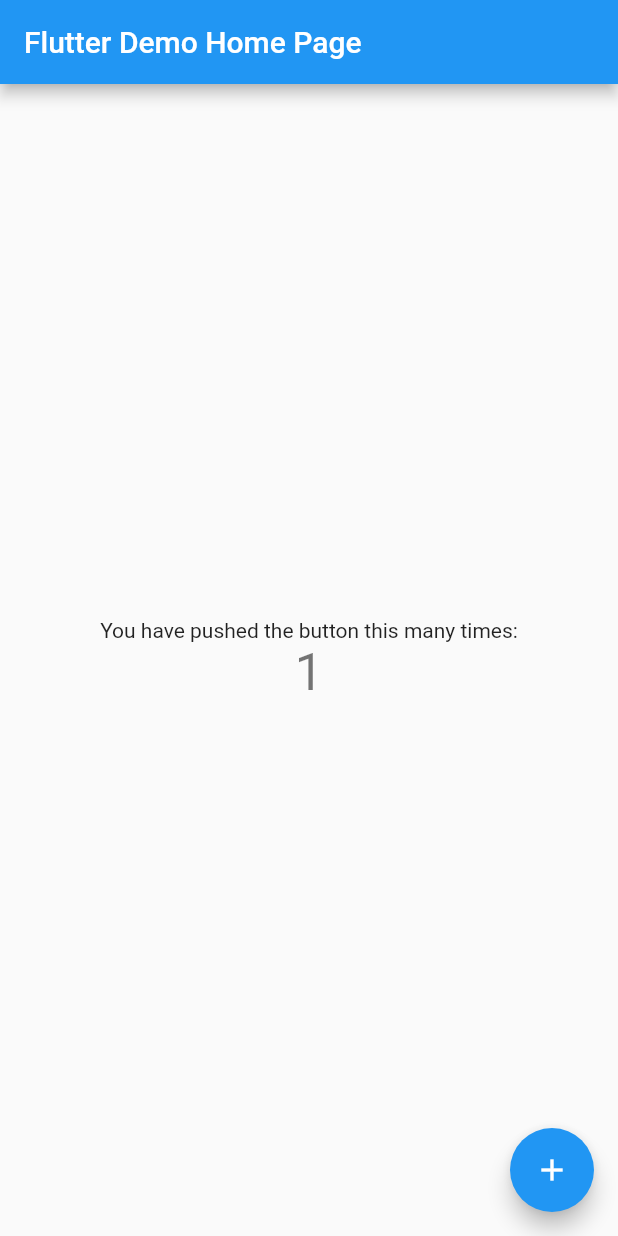
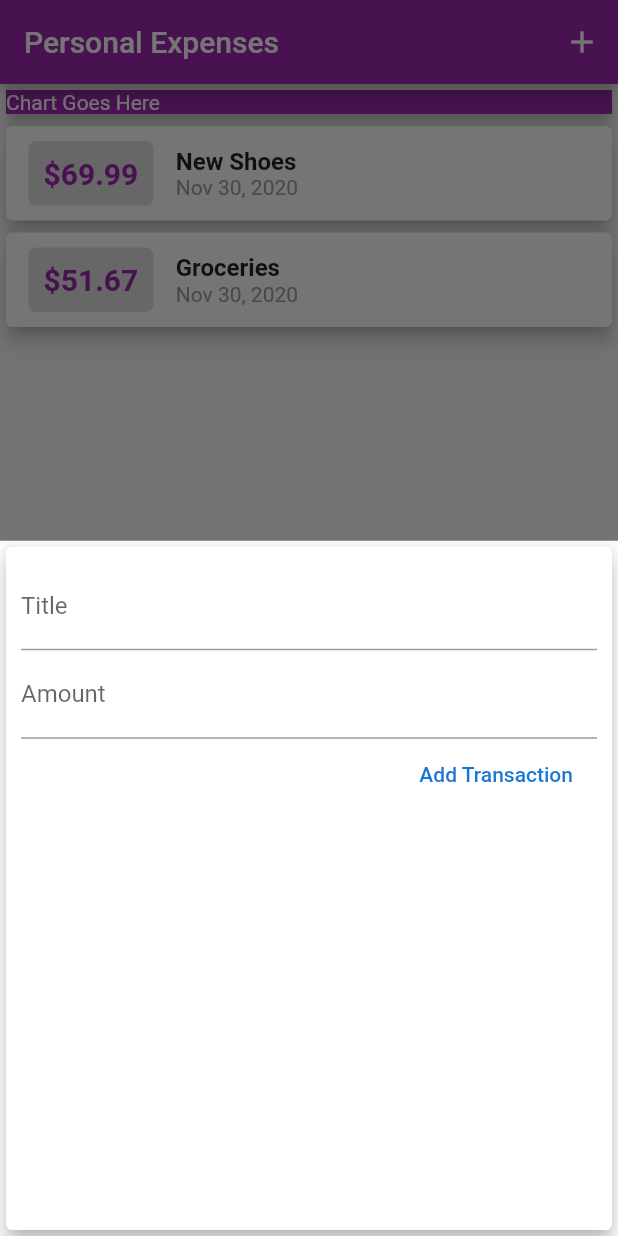
Before and after one commit to shaqaruden/udemy-flutter-course, a Flutter app: the screen it shows after launch, after a tap on the "add" icon, on a phone screen of 412 x 824 dp. Run offline on Flutter 3.47's test engine with Material 2 defaults, Android fonts, the phone set to English and light mode, and no system bars.

Commit message:
Complete up to Lecture 96

```diff
--- a/expense_app/lib/main.dart
+++ b/expense_app/lib/main.dart
@@ -1,117 +1,99 @@
+import 'package:expense_app/models/transaction.dart';
+import 'package:expense_app/widgets/new_transaction.dart';
+import 'package:expense_app/widgets/transaction_list.dart';
+import 'package:expense_app/widgets/user_transactions.dart';
 import 'package:flutter/material.dart';
 
-void main() {
-  runApp(MyApp());
-}
+void main() => runApp(MyApp());
 
 class MyApp extends StatelessWidget {
-  // This widget is the root of your application.
   @override
   Widget build(BuildContext context) {
     return MaterialApp(
-      title: 'Flutter Demo',
-      theme: ThemeData(
-        // This is the theme of your application.
-        //
-        // Try running your application with "flutter run". You'll see the
-        // application has a blue toolbar. Then, without quitting the app, try
-        // changing the primarySwatch below to Colors.green and then invoke
-        // "hot reload" (press "r" in the console where you ran "flutter run",
-        // or simply save your changes to "hot reload" in a Flutter IDE).
-        // Notice that the counter didn't reset back to zero; the application
-        // is not restarted.
-        primarySwatch: Colors.blue,
-        // This makes the visual density adapt to the platform that you run
-        // the app on. For desktop platforms, the controls will be smaller and
-        // closer together (more dense) than on mobile platforms.
-        visualDensity: VisualDensity.adaptivePlatformDensity,
-      ),
-      home: MyHomePage(title: 'Flutter Demo Home Page'),
+      title: 'Personal Expenses',
+      theme: ThemeData(primarySwatch: Colors.purple),
+      home: MyHomePage(),
     );
   }
 }
 
 class MyHomePage extends StatefulWidget {
-  MyHomePage({Key key, this.title}) : super(key: key);
-
-  // This widget is the home page of your application. It is stateful, meaning
-  // that it has a State object (defined below) that contains fields that affect
-  // how it looks.
-
-  // This class is the configuration for the state. It holds the values (in this
-  // case the title) provided by the parent (in this case the App widget) and
-  // used by the build method of the State. Fields in a Widget subclass are
-  // always marked "final".
-
-  final String title;
-
+  // String title;
+  // String amount;
   @override
   _MyHomePageState createState() => _MyHomePageState();
 }
 
 class _MyHomePageState extends State<MyHomePage> {
-  int _counter = 0;
+  final List<Transaction> _transactions = [
+    Transaction(
+      id: 't1',
+      title: 'New Shoes',
+      amount: 69.99,
+      date: DateTime.now(),
+    ),
+    Transaction(
+      id: 't2',
+      title: 'Groceries',
+      amount: 51.67,
+      date: DateTime.now(),
+    ),
+  ];
 
-  void _incrementCounter() {
+  void _addNewTransaction(String title, double amount) {
+    final newTransaction = Transaction(
+        id: DateTime.now().toString(),
+        title: title,
+        amount: amount,
+        date: DateTime.now());
+
     setState(() {
-      // This call to setState tells the Flutter framework that something has
-      // changed in this State, which causes it to rerun the build method below
-      // so that the display can reflect the updated values. If we changed
-      // _counter without calling setState(), then the build method would not be
-      // called again, and so nothing would appear to happen.
-      _counter++;
+      _transactions.add(newTransaction);
     });
+  }
+
+  void _openNewTransactionSheet(BuildContext context) {
+    showModalBottomSheet(
+        context: context,
+        builder: (_) {
+          return NewTransaction(_addNewTransaction);
+        });
   }
 
   @override
   Widget build(BuildContext context) {
-    // This method is rerun every time setState is called, for instance as done
-    // by the _incrementCounter method above.
-    //
-    // The Flutter framework has been optimized to make rerunning build methods
-    // fast, so that you can just rebuild anything that needs updating rather
-    // than having to individually change instances of widgets.
     return Scaffold(
       appBar: AppBar(
-        // Here we take the value from the MyHomePage object that was created by
-        // the App.build method, and use it to set our appbar title.
-        title: Text(widget.title),
+        title: Text('Personal Expenses'),
+        actions: [
+          IconButton(
+            icon: Icon(Icons.add),
+            onPressed: () => _openNewTransactionSheet(context),
+          )
+        ],
       ),
-      body: Center(
-        // Center is a layout widget. It takes a single child and positions it
-        // in the middle of the parent.
+      body: SingleChildScrollView(
         child: Column(
-          // Column is also a layout widget. It takes a list of children and
-          // arranges them vertically. By default, it sizes itself to fit its
-          // children horizontally, and tries to be as tall as its parent.
-          //
-          // Invoke "debug painting" (press "p" in the console, choose the
-          // "Toggle Debug Paint" action from the Flutter Inspector in Android
-          // Studio, or the "Toggle Debug Paint" command in Visual Studio Code)
-          // to see the wireframe for each widget.
-          //
-          // Column has various properties to control how it sizes itself and
-          // how it positions its children. Here we use mainAxisAlignment to
-          // center the children vertically; the main axis here is the vertical
-          // axis because Columns are vertical (the cross axis would be
-          // horizontal).
-          mainAxisAlignment: MainAxisAlignment.center,
           children: <Widget>[
-            Text(
-              'You have pushed the button this many times:',
+            Card(
+              elevation: 5,
+              child: Container(
+                width: double.infinity,
+                color: Theme.of(context).primaryColor,
+                child: Text(
+                  'Chart Goes Here',
+                  style: TextStyle(color: Colors.white),
+                ),
+              ),
             ),
-            Text(
-              '$_counter',
-              style: Theme.of(context).textTheme.headline4,
-            ),
+            TransactionList(_transactions),
           ],
         ),
       ),
       floatingActionButton: FloatingActionButton(
-        onPressed: _incrementCounter,
-        tooltip: 'Increment',
         child: Icon(Icons.add),
-      ), // This trailing comma makes auto-formatting nicer for build methods.
+        onPressed: () => _openNewTransactionSheet(context),
+      ),
     );
   }
 }
--- /dev/null
+++ b/expense_app/lib/models/transaction.dart
@@ -0,0 +1,13 @@
+import 'package:flutter/foundation.dart';
+
+class Transaction {
+  final String id, title;
+  final double amount;
+  final DateTime date;
+
+  Transaction(
+      {@required this.id,
+      @required this.title,
+      @required this.amount,
+      @required this.date});
+}
--- /dev/null
+++ b/expense_app/lib/widgets/new_transaction.dart
@@ -0,0 +1,60 @@
+import 'package:flutter/material.dart';
+import 'package:flutter/widgets.dart';
+
+class NewTransaction extends StatefulWidget {
+  final Function addTransaction;
+
+  NewTransaction(this.addTransaction);
+
+  @override
+  _NewTransactionState createState() => _NewTransactionState();
+}
+
+class _NewTransactionState extends State<NewTransaction> {
+  final titleController = TextEditingController();
+
+  final amountController = TextEditingController();
+
+  void submitData() {
+    final enteredTitle = titleController.text;
+    final enteredAmount = double.parse(amountController.text);
+
+    if (enteredTitle.isEmpty || enteredAmount <= 0) {
+      return;
+    }
+
+    widget.addTransaction(enteredTitle, enteredAmount);
+
+    Navigator.of(context).pop();
+  }
+
+  @override
+  Widget build(BuildContext context) {
+    return Card(
+      elevation: 5,
+      child: Container(
+        padding: EdgeInsets.all(10),
+        child: Column(
+          crossAxisAlignment: CrossAxisAlignment.end,
+          children: [
+            TextField(
+              decoration: InputDecoration(labelText: 'Title'),
+              controller: titleController,
+              onSubmitted: (_) => submitData(),
+            ),
+            TextField(
+              decoration: InputDecoration(labelText: 'Amount'),
+              controller: amountController,
+              keyboardType: TextInputType.number,
+              onSubmitted: (_) => submitData(),
+            ),
+            FlatButton(
+                onPressed: submitData,
+                textColor: Colors.blue[700],
+                child: Text('Add Transaction'))
+          ],
+        ),
+      ),
+    );
+  }
+}
--- /dev/null
+++ b/expense_app/lib/widgets/transaction_list.dart
@@ -0,0 +1,60 @@
+import 'package:expense_app/models/transaction.dart';
+import 'package:flutter/material.dart';
+import 'package:intl/intl.dart';
+
+class TransactionList extends StatelessWidget {
+  final List<Transaction> transactions;
+
+  TransactionList(this.transactions);
+
+  @override
+  Widget build(BuildContext context) {
+    return Container(
+      height: 494,
+      child: ListView.builder(
+        itemBuilder: (context, index) {
+          return Card(
+            elevation: 5,
+            child: Row(
+              children: [
+                Container(
+                  margin: EdgeInsets.symmetric(vertical: 10, horizontal: 15),
+                  padding: EdgeInsets.all(10),
+                  decoration: BoxDecoration(
+                      color: Colors.grey[300],
+                      borderRadius: new BorderRadius.all(Radius.circular(5))),
+                  child: Text(
+                    '\$${transactions[index].amount.toStringAsFixed(2)}',
+                    style: TextStyle(
+                      color: Theme.of(context).primaryColor,
+                      fontWeight: FontWeight.bold,
+                      fontSize: 20,
+                    ),
+                  ),
+                ),
+                Column(
+                  crossAxisAlignment: CrossAxisAlignment.start,
+                  children: [
+                    Text(
+                      transactions[index].title,
+                      style:
+                          TextStyle(fontWeight: FontWeight.bold, fontSize: 16),
+                    ),
+                    Text(
+                      DateFormat('MMM dd, yyyy')
+                          .format(transactions[index].date),
+                      style: TextStyle(
+                        color: Colors.grey,
+                      ),
+                    ),
+                  ],
+                )
+              ],
+            ),
+          );
+        },
+        itemCount: transactions.length,
+      ),
+    );
+  }
+}
--- /dev/null
+++ b/expense_app/lib/widgets/user_transactions.dart
@@ -0,0 +1,45 @@
+import 'package:expense_app/models/transaction.dart';
+import 'package:expense_app/widgets/new_transaction.dart';
+import 'package:expense_app/widgets/transaction_list.dart';
+import 'package:flutter/material.dart';
+
+class UserTransaction extends StatefulWidget {
+  @override
+  _UserTransactionState createState() => _UserTransactionState();
+}
+
+class _UserTransactionState extends State<UserTransaction> {
+  final List<Transaction> _transactions = [
+    Transaction(
+      id: 't1',
+      title: 'New Shoes',
+      amount: 69.99,
+      date: DateTime.now(),
+    ),
+    Transaction(
+      id: 't2',
+      title: 'Groceries',
+      amount: 51.67,
+      date: DateTime.now(),
+    ),
+  ];
+
+  void _addNewTransaction(String title, double amount) {
+    final newTransaction = Transaction(
+        id: DateTime.now().toString(),
+        title: title,
+        amount: amount,
+        date: DateTime.now());
+
+    setState(() {
+      _transactions.add(newTransaction);
+    });
+  }
+
+  @override
+  Widget build(BuildContext context) {
+    return Column(
+      children: [],
+    );
+  }
+}
```
Also changed, not shown: expense_app/pubspec.yaml (+2 -7 lines), expense_app/pubspec.lock, 1 other file.
